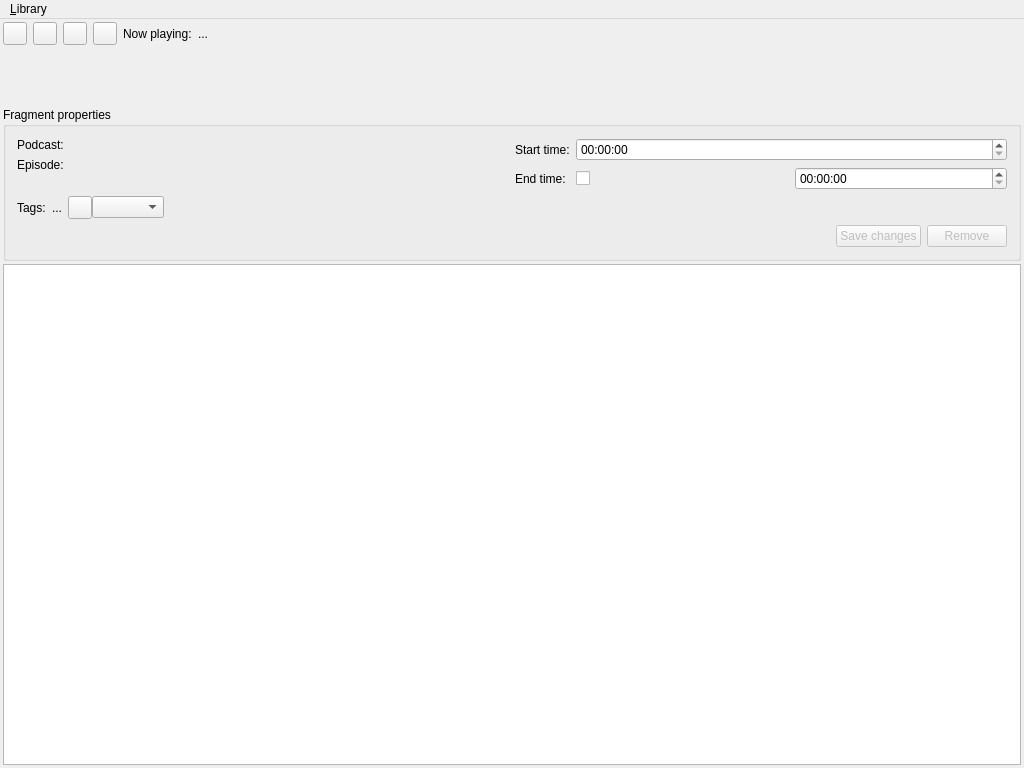
First picture: the form in src/gui/mainwindow.ui, repository kliput/slicepod, before the edit.
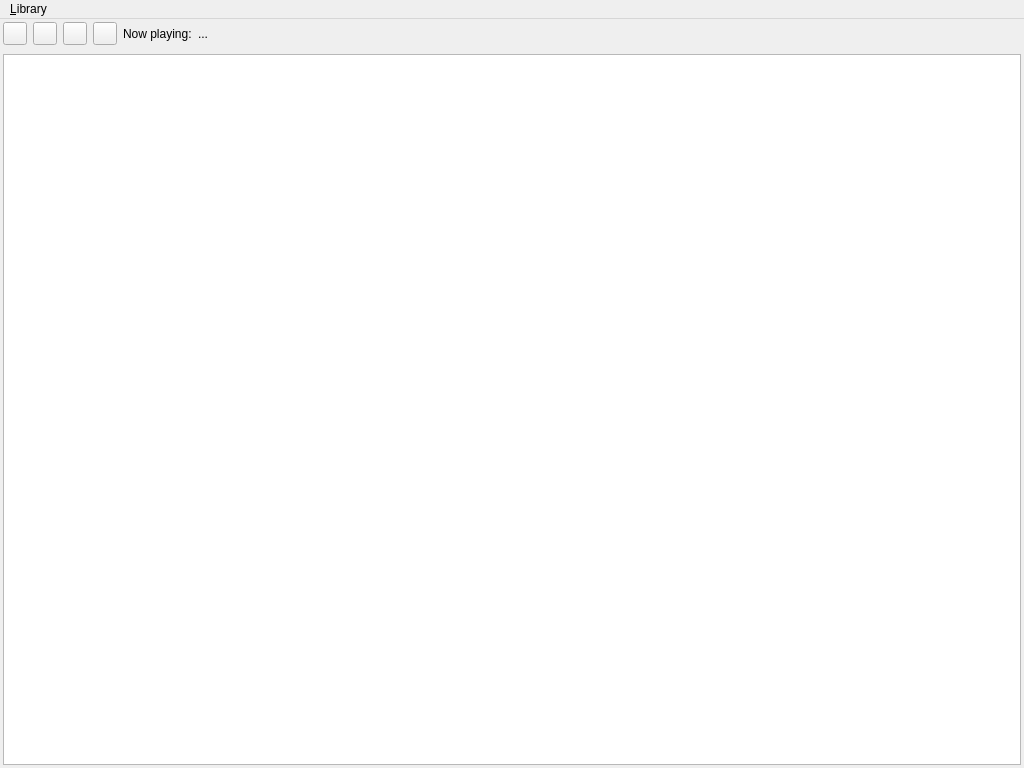
Second picture: the form after the edit. Icons and pictures are not drawn. Custom widgets are drawn as their Qt base class.

Commit message: FragmentEditor is now separate widget

Diff of the .ui file:
```diff
--- a/src/gui/mainwindow.ui
+++ b/src/gui/mainwindow.ui
@@ -107,241 +107,39 @@
      </layout>
     </item>
     <item>
-     <layout class="QHBoxLayout" name="lowerPlayerLayout">
-      <item>
-       <widget class="PositionWidget" name="positionWidget" native="true">
-        <property name="minimumSize">
-         <size>
-          <width>0</width>
-          <height>56</height>
-         </size>
-        </property>
-       </widget>
-      </item>
-     </layout>
+     <widget class="PositionWidget" name="positionWidget" native="true"/>
     </item>
     <item>
-     <widget class="QGroupBox" name="editorBox">
-      <property name="title">
-       <string>Fragment properties</string>
+     <widget class="FragmentEditorWidget" name="fragmentEditorWidget" native="true">
+      <property name="enabled">
+       <bool>false</bool>
       </property>
-      <layout class="QVBoxLayout" name="verticalLayout">
-       <item>
-        <layout class="QHBoxLayout" name="editorHL1">
-         <item>
-          <layout class="QFormLayout" name="editorLeftformLayout">
-           <property name="fieldGrowthPolicy">
-            <enum>QFormLayout::AllNonFixedFieldsGrow</enum>
-           </property>
-           <item row="0" column="0">
-            <widget class="QLabel" name="editorPodcastStaticLabel">
-             <property name="text">
-              <string>Podcast:</string>
-             </property>
-            </widget>
-           </item>
-           <item row="0" column="1">
-            <widget class="QLabel" name="editorPodcastLabel">
-             <property name="text">
-              <string>&lt;not selected&gt;</string>
-             </property>
-            </widget>
-           </item>
-           <item row="1" column="0">
-            <widget class="QLabel" name="editorEpisodeStaticLabel">
-             <property name="text">
-              <string>Episode:</string>
-             </property>
-            </widget>
-           </item>
-           <item row="1" column="1">
-            <widget class="QLabel" name="editorEpisodeLabel">
-             <property name="text">
-              <string>&lt;not selected&gt;</string>
-             </property>
-            </widget>
-           </item>
-          </layout>
-         </item>
-         <item>
-          <layout class="QFormLayout" name="editorTimesLayout">
-           <item row="0" column="0">
-            <widget class="QLabel" name="editorStartTimeLabel">
-             <property name="text">
-              <string>Start time:</string>
-             </property>
-            </widget>
-           </item>
-           <item row="0" column="1">
-            <widget class="QTimeEdit" name="editorStartTimeEdit">
-             <property name="displayFormat">
-              <string>HH:mm:ss</string>
-             </property>
-            </widget>
-           </item>
-           <item row="1" column="0">
-            <widget class="QLabel" name="editorEndTimeLabel">
-             <property name="text">
-              <string>End time:</string>
-             </property>
-            </widget>
-           </item>
-           <item row="1" column="1">
-            <layout class="QHBoxLayout" name="editorEndTimeLayout">
-             <item>
-              <widget class="QCheckBox" name="editorEndTimeCheckBox">
-               <property name="text">
-                <string/>
-               </property>
-              </widget>
-             </item>
-             <item>
-              <widget class="QTimeEdit" name="editorEndTimeEdit">
-               <property name="displayFormat">
-                <string>HH:mm:ss</string>
-               </property>
-              </widget>
-             </item>
-            </layout>
-           </item>
-          </layout>
-         </item>
-        </layout>
-       </item>
-       <item>
-        <layout class="QHBoxLayout" name="editorLayout_3">
-         <item>
-          <widget class="QLabel" name="editorTagsStaticLabel">
-           <property name="text">
-            <string>Tags:</string>
-           </property>
-          </widget>
-         </item>
-         <item>
-          <widget class="QLabel" name="editorTagsListLabel">
-           <property name="text">
-            <string>...</string>
-           </property>
-          </widget>
-         </item>
-         <item>
-          <layout class="QHBoxLayout" name="editorTagAddLayout">
-           <property name="spacing">
-            <number>0</number>
-           </property>
-           <item>
-            <widget class="QToolButton" name="editorAddTagButton">
-             <property name="text">
-              <string/>
-             </property>
-             <property name="icon">
-              <iconset resource="../slicepod.qrc">
-               <normaloff>:/images/list-add.png</normaloff>:/images/list-add.png</iconset>
-             </property>
-            </widget>
-           </item>
-           <item>
-            <widget class="QComboBox" name="editorAddTagCombo"/>
-           </item>
-           <item>
-            <spacer name="editorHorizontalSpacer_2">
-             <property name="orientation">
-              <enum>Qt::Horizontal</enum>
-             </property>
-             <property name="sizeHint" stdset="0">
-              <size>
-               <width>40</width>
-               <height>20</height>
-              </size>
-             </property>
-            </spacer>
-           </item>
-          </layout>
-         </item>
-        </layout>
-       </item>
-       <item>
-        <layout class="QHBoxLayout" name="editorHorizontalLayout">
-         <item>
-          <spacer name="editorHorizontalSpacer">
-           <property name="orientation">
-            <enum>Qt::Horizontal</enum>
-           </property>
-           <property name="sizeHint" stdset="0">
-            <size>
-             <width>40</width>
-             <height>20</height>
-            </size>
-           </property>
-          </spacer>
-         </item>
-         <item>
-          <widget class="QPushButton" name="editorSaveButton">
-           <property name="enabled">
-            <bool>false</bool>
-           </property>
-           <property name="text">
-            <string>Save changes</string>
-           </property>
-           <property name="icon">
-            <iconset resource="../slicepod.qrc">
-             <normaloff>:/images/document-save.png</normaloff>:/images/document-save.png</iconset>
-           </property>
-          </widget>
-         </item>
-         <item>
-          <widget class="QPushButton" name="editorRemoveButton">
-           <property name="enabled">
-            <bool>false</bool>
-           </property>
-           <property name="text">
-            <string>Remove</string>
-           </property>
-           <property name="icon">
-            <iconset resource="../slicepod.qrc">
-             <normaloff>:/images/edit-delete.png</normaloff>:/images/edit-delete.png</iconset>
-           </property>
-          </widget>
-         </item>
-        </layout>
-       </item>
-      </layout>
      </widget>
     </item>
     <item>
-     <layout class="QHBoxLayout" name="fragmentsLayout">
-      <property name="spacing">
-       <number>3</number>
+     <widget class="QTreeView" name="libraryView">
+      <property name="sizePolicy">
+       <sizepolicy hsizetype="Expanding" vsizetype="Expanding">
+        <horstretch>0</horstretch>
+        <verstretch>0</verstretch>
+       </sizepolicy>
       </property>
-      <property name="sizeConstraint">
-       <enum>QLayout::SetDefaultConstraint</enum>
+      <property name="alternatingRowColors">
+       <bool>true</bool>
       </property>
-      <item>
-       <widget class="QTreeView" name="libraryView">
-        <property name="sizePolicy">
-         <sizepolicy hsizetype="Expanding" vsizetype="Expanding">
-          <horstretch>0</horstretch>
-          <verstretch>0</verstretch>
-         </sizepolicy>
-        </property>
-        <property name="alternatingRowColors">
-         <bool>true</bool>
-        </property>
-        <property name="rootIsDecorated">
-         <bool>false</bool>
-        </property>
-        <property name="itemsExpandable">
-         <bool>false</bool>
-        </property>
-        <property name="sortingEnabled">
-         <bool>true</bool>
-        </property>
-        <property name="expandsOnDoubleClick">
-         <bool>false</bool>
-        </property>
-       </widget>
-      </item>
-     </layout>
+      <property name="rootIsDecorated">
+       <bool>false</bool>
+      </property>
+      <property name="itemsExpandable">
+       <bool>false</bool>
+      </property>
+      <property name="sortingEnabled">
+       <bool>true</bool>
+      </property>
+      <property name="expandsOnDoubleClick">
+       <bool>false</bool>
+      </property>
+     </widget>
     </item>
    </layout>
   </widget>
@@ -376,6 +174,12 @@
    <header>gui/positionwidget.hpp</header>
    <container>1</container>
   </customwidget>
+  <customwidget>
+   <class>FragmentEditorWidget</class>
+   <extends>QWidget</extends>
+   <header>src/gui/fragmenteditorwidget.hpp</header>
+   <container>1</container>
+  </customwidget>
  </customwidgets>
  <resources>
   <include location="../slicepod.qrc"/>
```
The commit also changes 7 other files.
